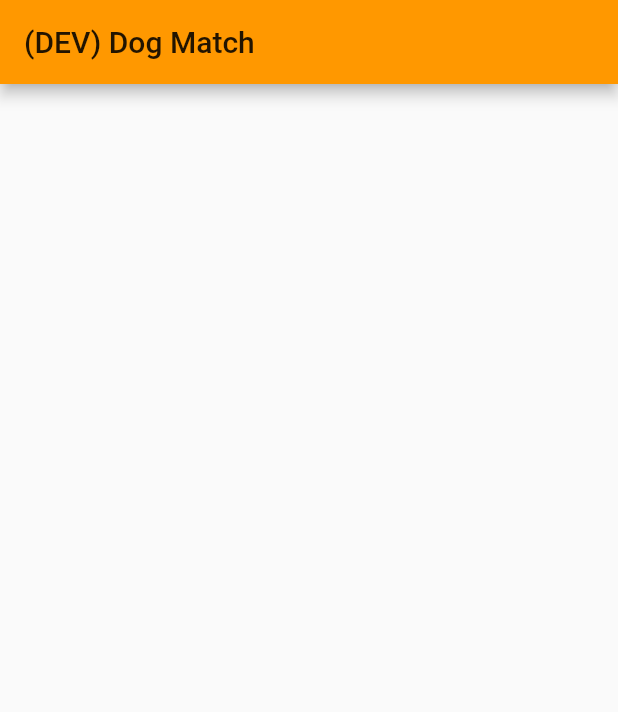
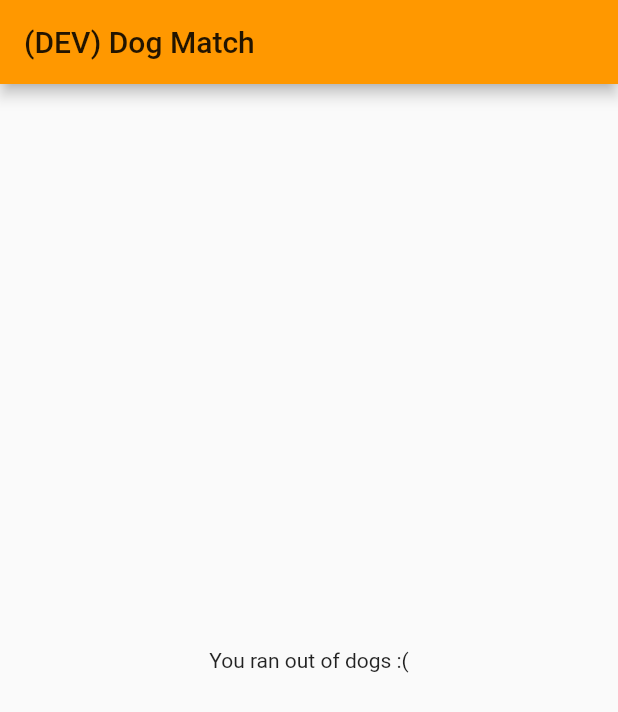
Before and after one commit to themobilecoder/Flutter-Flavors, a Flutter app: the screen it shows after launch, on a phone screen of 412 x 824 dp. Shown: the top 712 px of the screen. Run offline on Flutter 3.47's test engine with Material 2 defaults, Android fonts, the phone set to English and light mode, and no system bars.

Commit message:
Add dog stack widget

```diff
--- /dev/null
+++ b/lib/dog_stack.dart
@@ -0,0 +1,60 @@
+import 'package:flutter/cupertino.dart';
+import 'package:flutter/material.dart';
+
+class DogStack extends StatefulWidget {
+  DogStack({@required this.images});
+
+  final List<ImageProvider> images;
+
+  @override
+  _DogStackState createState() => _DogStackState();
+}
+
+class _DogStackState extends State<DogStack> {
+  @override
+  void didChangeDependencies() {
+    super.didChangeDependencies();
+    widget.images.forEach((image) {
+      precacheImage(image, context);
+    });
+  }
+
+  @override
+  Widget build(BuildContext context) {
+    final dogWidgets = [];
+    widget.images.asMap().forEach((index, imageProvider) {
+      dogWidgets.add(Dismissible(
+        key: UniqueKey(),
+        child: Container(
+          color: Colors.white,
+          child: Center(
+            child: Image(
+              image: widget.images[index],
+              fit: BoxFit.fill,
+              loadingBuilder: (context, child, loadingProgress) {
+                if (loadingProgress == null) {
+                  return child;
+                } else {
+                  return CupertinoActivityIndicator();
+                }
+              },
+              errorBuilder: (context, error, stackTrace) {
+                return Center(
+                  child: Text('Image unavailable'),
+                );
+              },
+            ),
+          ),
+        ),
+      ));
+    });
+    return Stack(
+      children: [
+        Center(
+          child: Text('You ran out of dogs :('),
+        ),
+        ...dogWidgets
+      ],
+    );
+  }
+}
--- a/lib/main.dart
+++ b/lib/main.dart
@@ -1,5 +1,8 @@
 import 'package:flutter/material.dart';
 import 'package:flutter_flavors/config/app_config.dart';
+import 'package:flutter_flavors/dog_stack.dart';
+
+import 'package:flutter_flavors/generic_loading_spinner.dart';
 
 void mainCommon(AppConfig appConfig) {
   runApp(DogApp(
@@ -18,31 +21,31 @@ class DogApp extends StatelessWidget {
         primarySwatch: Colors.orange,
         visualDensity: VisualDensity.adaptivePlatformDensity,
       ),
-      home: MyHomePage(
-        appConfig: appConfig,
+      home: Scaffold(
+        appBar: AppBar(
+          title: Text(appConfig.appName),
+        ),
+        body: FutureBuilder(
+          future: appConfig.dogRepository.getDogImages(),
+          builder: (context, snapshot) {
+            final dogImages = snapshot.data as List<ImageProvider>;
+            if (snapshot.hasData) {
+              return DogStack(
+                images: dogImages,
+              );
+            } else if (snapshot.hasError) {
+              return Center(
+                child: Text('There is an error in dog server'),
+              );
+            } else {
+              return Center(
+                child: GenericLoadingSpinner(),
+              );
+            }
+          },
+        ),
       ),
       debugShowCheckedModeBanner: false,
     );
   }
 }
-
-class MyHomePage extends StatefulWidget {
-  MyHomePage({Key key, @required this.appConfig}) : super(key: key);
-
-  final AppConfig appConfig;
-
-  @override
-  _MyHomePageState createState() => _MyHomePageState();
-}
-
-class _MyHomePageState extends State<MyHomePage> {
-  @override
-  Widget build(BuildContext context) {
-    final appConfig = widget.appConfig;
-    return Scaffold(
-      appBar: AppBar(
-        title: Text(appConfig.appName),
-      ),
-    );
-  }
-}
```
Also changed, not shown: lib/generic_loading_spinner.dart (added, +15 -0 lines), lib/repository/dog_repository.dart (+8 -1 lines), 6 other files.
